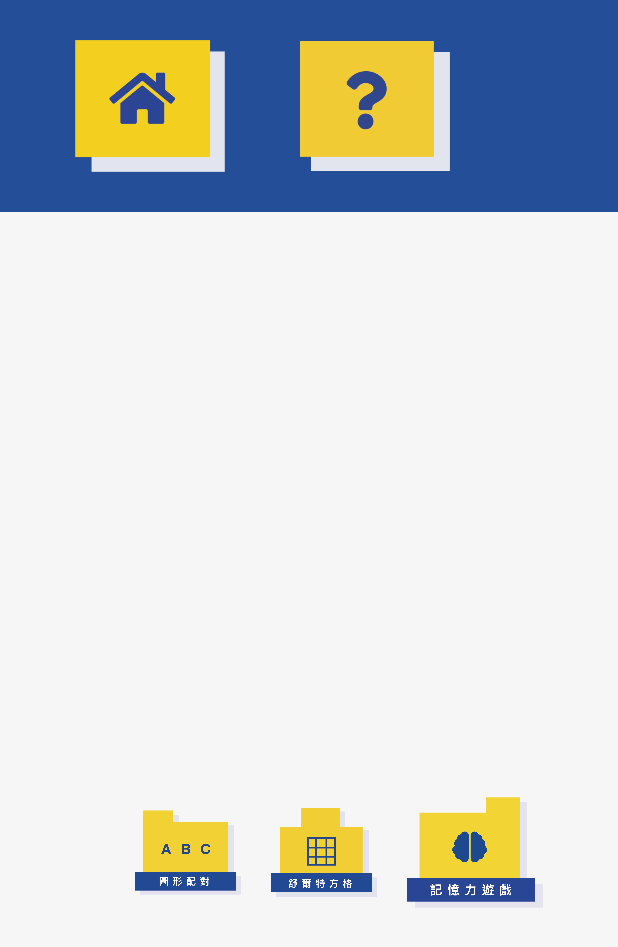
After one commit to lulutopic/trattention, an Android app: the layout activity_gameselect.xml on its own in the app's theme, with its tools: preview values and no code run, on a phone screen of 412 x 824 dp. The commit adds this screen. Shown: the top 947 px of the screen. Run offline under Robolectric (Android 15) with nearby library versions, the phone set to English and light mode, and no system bars.

Commit message:
完成遊戲選擇頁面，新建前導片頁面（香香要做的）

```diff
--- /dev/null
+++ b/app/src/main/res/layout/activity_gameselect.xml
@@ -0,0 +1,86 @@
+<?xml version="1.0" encoding="utf-8"?>
+<LinearLayout xmlns:android="http://schemas.android.com/apk/res/android"
+    xmlns:app="http://schemas.android.com/apk/res-auto"
+    xmlns:tools="http://schemas.android.com/tools"
+    android:layout_width="match_parent"
+    android:layout_height="match_parent"
+    android:orientation="vertical"
+    tools:context=".gameselect"
+    android:background="@color/background">
+
+    <LinearLayout
+        android:id="@+id/header"
+        android:layout_width="match_parent"
+        android:layout_height="0dp"
+        android:orientation="horizontal"
+        android:background="@color/blue"
+        android:layout_weight="1">
+        <ImageView
+            android:id="@+id/imagehome"
+            android:layout_width="100dp"
+            android:layout_height="wrap_content"
+            android:layout_marginLeft="50dp"
+            app:srcCompat="@drawable/home"
+            android:layout_marginRight="20dp"
+            />
+        <ImageView
+            android:id="@+id/imagesafari"
+            android:layout_width="100dp"
+            android:layout_height="wrap_content"
+            app:srcCompat="@drawable/safari"
+            android:layout_marginLeft="30dp"
+            android:layout_marginRight="20dp"/>
+
+    </LinearLayout>
+
+    <LinearLayout
+        android:id="@+id/text7"
+        android:layout_width="match_parent"
+        android:layout_height="0dp"
+        android:orientation="vertical"
+        android:background="@color/background"
+        android:layout_weight="1">
+        <TextView
+            android:layout_width="match_parent"
+            android:layout_height="match_parent"
+            android:textColor="#30449F"
+            android:gravity="center"
+            android:textSize="30dp"
+            android:layout_marginLeft="700dp"
+            android:layout_marginTop="100dp"
+            android:text="每日訓練已完成：3 / 5"/>
+    </LinearLayout>
+
+    <LinearLayout
+        android:layout_width="match_parent"
+        android:layout_height="400dp"
+        android:layout_weight="1"
+        android:orientation="horizontal"
+        android:paddingLeft="90dp"
+        android:paddingRight="50dp"
+        android:paddingTop="30dp">
+            <ImageView
+                android:id="@+id/imageView1"
+                android:layout_width="wrap_content"
+                android:layout_height="wrap_content"
+                android:layout_weight="1"
+                app:srcCompat="@drawable/abc"
+                android:layout_marginRight="20dp"/>
+            <ImageView
+                android:id="@+id/imageView2"
+                android:layout_width="wrap_content"
+                android:layout_height="wrap_content"
+                android:layout_weight="1"
+                app:srcCompat="@drawable/grid"
+                android:layout_marginRight="20dp"/>
+            <ImageView
+                android:id="@+id/imageView3"
+                android:layout_width="wrap_content"
+                android:layout_height="wrap_content"
+                android:layout_weight="1"
+                app:srcCompat="@drawable/memory" />
+    </LinearLayout>
+
+
+
+</LinearLayout>
--- a/app/src/main/res/layout/activity_registration.xml
+++ b/app/src/main/res/layout/activity_registration.xml
@@ -4,7 +4,8 @@
     android:layout_width="match_parent"
     android:layout_height="match_parent"
     android:orientation="vertical"
-    tools:context=".registration">
+    tools:context=".registration"
+    android:background="@color/background">
 
     <LinearLayout
         android:id="@+id/header"
--- a/app/src/main/res/values/colors.xml
+++ b/app/src/main/res/values/colors.xml
@@ -10,4 +10,5 @@
     <color name="blue">#244F98</color>
     <color name="yellow">#FED900</color>
     <color name="gray">#707070</color>
+    <color name="background">#F6F6F6</color>
 </resources>
--- a/app/src/main/res/values/strings.xml
+++ b/app/src/main/res/values/strings.xml
@@ -21,8 +21,8 @@
     values-round/strings.xml for round devices.
     -->
     <string name="hello_world">Hello Square World!</string>
-    <string name="ForgetPassword"><a href="http://www.Google.com">忘記密碼</a></string>
-    <string name="Registration"><a href="http://www.Google.com">註冊</a></string>
+    <string name="ForgetPassword">忘記密碼</string>
+    <string name="Registration">註冊</string>
     <string name="title_activity_personal_setting">PersonalSetting</string>
 
     <!-- Preference Titles -->
```
Also changed, not shown: app/src/main/AndroidManifest.xml (+26 -8 lines), app/src/main/java/com/example/trattention/MemoryGame.java (added, +14 -0 lines), app/src/main/java/com/example/trattention/gameselect.java (added, +16 -0 lines), app/src/main/java/com/example/trattention/login.java (+26 -6 lines), app/src/main/java/com/example/trattention/video.java (added, +14 -0 lines), app/src/main/res/layout/activity_login.xml (+6 -3 lines), app/src/main/res/layout/activity_memory_game.xml (added, +9 -0 lines), app/src/main/res/layout/activity_video.xml (added, +9 -0 lines), app/src/main/res/drawable-v24/abc.png (added), app/src/main/res/drawable-v24/grid.png (added), app/src/main/res/drawable-v24/memory.png (added), app/src/main/res/drawable/home.png (added), app/src/main/res/drawable/safari.png (added).
